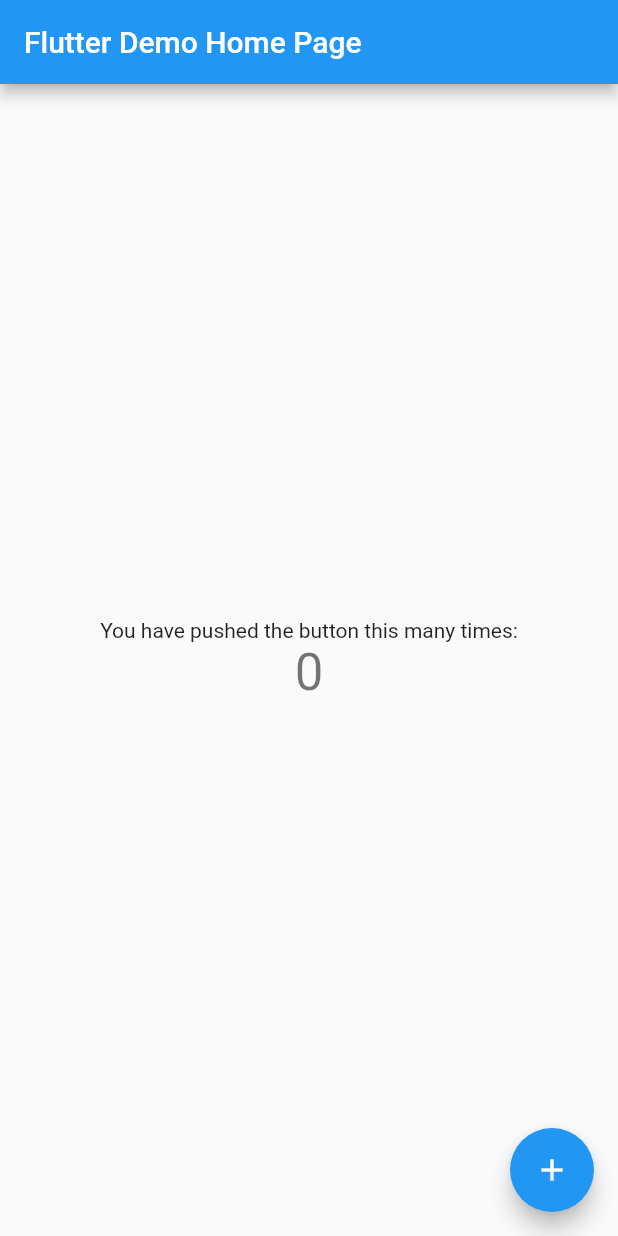
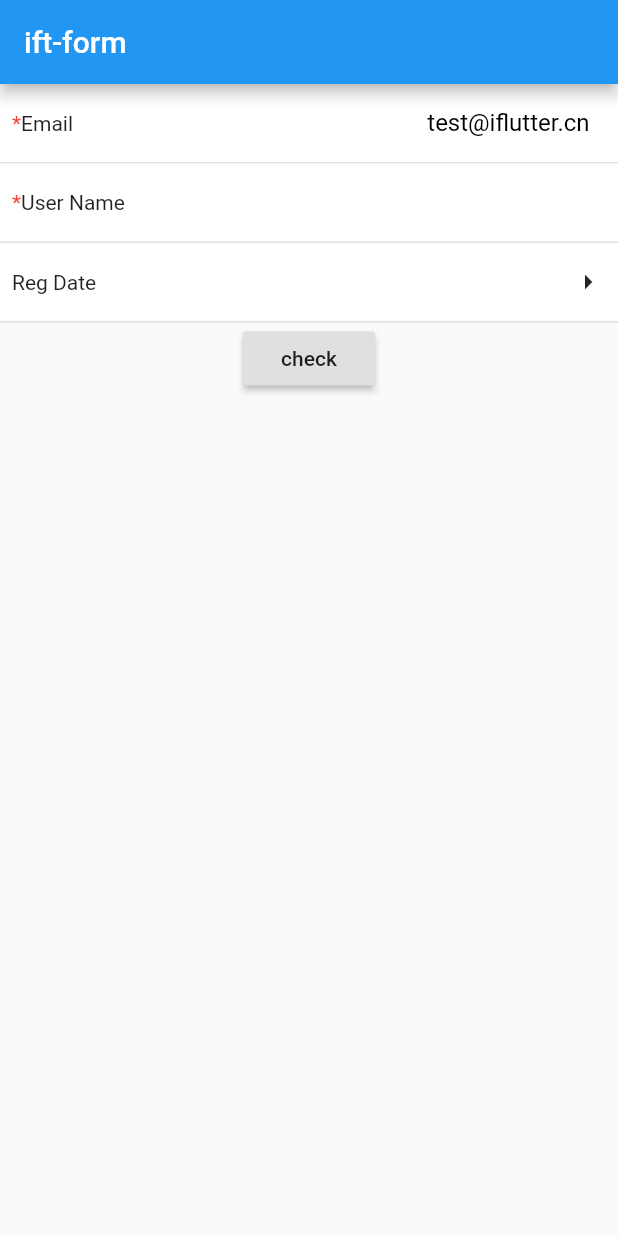
Before and after one commit to iflutter/ift_form, a Flutter app: the screen it shows after launch, on a phone screen of 412 x 824 dp. Run offline on Flutter 3.47's test engine with Material 2 defaults, Android fonts, the phone set to English and light mode, and no system bars; statements that could not run were skipped.

Commit message:
add ift-form example

```diff
--- /dev/null
+++ b/example/lib/form_default.dart
@@ -0,0 +1,125 @@
+import 'dart:collection';
+
+import 'package:flutter/material.dart';
+import 'package:ift_form/ift_form.dart';
+
+class VIds {
+  static const phone = '#phone';
+  static const number = '#number';
+  static const int = '#int';
+  static const email = '#email';
+}
+
+class FieldConstraint {
+  static const keyMappingValidators = {
+    VIds.phone: r"^1\d{10}$",
+    VIds.number: r"^\d*(\.\d{1,2})?$",
+    VIds.int: r"^\d*$",
+    VIds.email:
+        r"^[A-Za-z\d]+([-_.][A-Za-z\d]+)*@([A-Za-z\d]+[-.])+[A-Za-z\d]{2,4}$",
+  };
+}
+
+class DefaultForm extends IftForm {
+  DefaultForm(
+      {Key key,
+      FormFormat format,
+      List<Field> fields,
+      OnValueChanged onValueChanged,
+      String formExpression,
+      FormFieldDecorator fieldDecorator,
+      Map<String, Object> initData,
+      HashSet<String> readOnlyKeys,
+      Map<String, Object> optionsDataSource,
+      Map<String, SelectorHandler> selectorHandlerMap,
+      Map<String, PickerBuilder> pickerBuilderMap,
+      DataSourceFilter dataSourceFilter,
+      CustomFieldFactory customFieldFactory,
+      SelectorHandlerFilter selectorHandlerFilter})
+      : super(
+            key: key,
+            format: format == null ? FormBuilderConfig.format : format,
+            fields: fields,
+            onValueChanged: onValueChanged,
+            fieldDecorator: FormBuilderConfig.fieldsDecorator,
+            formExpression: formExpression,
+            initData: initData,
+            readOnlyKeys: readOnlyKeys,
+            validators: FieldConstraint.keyMappingValidators,
+            optionsDataSource: optionsDataSource,
+            selectorHandlerMap: selectorHandlerMap,
+            pickerBuilderMap: pickerBuilderMap,
+            dataSourceFilter: dataSourceFilter,
+            customFieldFactory: customFieldFactory,
+            selectorHandlerFilter: selectorHandlerFilter);
+}
+
+class FormBuilderConfig {
+  FormBuilderConfig._();
+
+  static final format = FormFormat(
+    tipsHintInput: '请输入${FormFormat.pl_label}',
+    tipsRequired: "${FormFormat.pl_label}为必填选项",
+  );
+  static final fieldsDecorator = FieldsDecorator();
+}
+
+class FieldsDecorator extends FormFieldDecorator {
+  static const String ic_add = 'id::+';
+  static const String ic_arrow_right = 'id::>';
+  static const String ic_required = 'id::*';
+  static Map<String, StringWidgetBuilder> _defaultFactory = {
+    ic_add: (BuildContext context, String strId) {
+      return Icon(Icons.add);
+    },
+    ic_arrow_right: (BuildContext context, String strId) {
+      return Icon(Icons.arrow_right);
+    },
+    ic_required: (BuildContext context, String strId) {
+      return Text(
+        '*',
+        style: TextStyle(color: Colors.red),
+      );
+    }
+  };
+
+  @override
+  Widget createWidgetByStringId(BuildContext context, String textId) {
+    var func = _defaultFactory[textId];
+    return func == null ? null : func(context, textId);
+  }
+
+  @override
+  Decorator decorateField(
+      BuildContext context, Field field, FieldRow fieldRow) {
+    if (fieldRow.isReadOnly != null && fieldRow.isReadOnly) {
+      return null;
+    }
+    Decorator result;
+    if (field.isRequired != null && field.isRequired) {
+      if (result == null) {
+        result = Decorator();
+      }
+      result.rootPrefix = Text(
+        '*',
+        style: TextStyle(color: Colors.red),
+      );
+    }
+    switch (field.runtimeType) {
+      case DateField:
+      case SelectorField:
+        if (result == null) {
+          result = Decorator();
+        }
+        result.rootSuffix = Icon(Icons.arrow_right);
+        break;
+      case OptionsField:
+        if (result == null) {
+          result = Decorator();
+        }
+        result.rootSuffix = Icon(Icons.arrow_drop_down);
+        break;
+    }
+    return result;
+  }
+}
--- a/example/lib/main.dart
+++ b/example/lib/main.dart
@@ -1,41 +1,26 @@
+import 'dart:convert';
+
 import 'package:flutter/material.dart';
+import 'package:ift_form/ift_form.dart';
+import 'form_default.dart';
 
 void main() => runApp(MyApp());
 
 class MyApp extends StatelessWidget {
-  // This widget is the root of your application.
   @override
   Widget build(BuildContext context) {
     return MaterialApp(
-      title: 'Flutter Demo',
+      title: 'ift-form',
       theme: ThemeData(
-        // This is the theme of your application.
-        //
-        // Try running your application with "flutter run". You'll see the
-        // application has a blue toolbar. Then, without quitting the app, try
-        // changing the primarySwatch below to Colors.green and then invoke
-        // "hot reload" (press "r" in the console where you ran "flutter run",
-        // or simply save your changes to "hot reload" in a Flutter IDE).
-        // Notice that the counter didn't reset back to zero; the application
-        // is not restarted.
         primarySwatch: Colors.blue,
       ),
-      home: MyHomePage(title: 'Flutter Demo Home Page'),
+      home: MyHomePage(title: 'ift-form'),
     );
   }
 }
 
 class MyHomePage extends StatefulWidget {
   MyHomePage({Key key, this.title}) : super(key: key);
-
-  // This widget is the home page of your application. It is stateful, meaning
-  // that it has a State object (defined below) that contains fields that affect
-  // how it looks.
-
-  // This class is the configuration for the state. It holds the values (in this
-  // case the title) provided by the parent (in this case the App widget) and
-  // used by the build method of the State. Fields in a Widget subclass are
-  // always marked "final".
 
   final String title;
 
@@ -44,68 +29,61 @@ class MyHomePage extends StatefulWidget {
 }
 
 class _MyHomePageState extends State<MyHomePage> {
-  int _counter = 0;
+  final formKey = GlobalKey<FormBuilderState>();
+  final ScrollController scrollController = ScrollController();
 
-  void _incrementCounter() {
-    setState(() {
-      // This call to setState tells the Flutter framework that something has
-      // changed in this State, which causes it to rerun the build method below
-      // so that the display can reflect the updated values. If we changed
-      // _counter without calling setState(), then the build method would not be
-      // called again, and so nothing would appear to happen.
-      _counter++;
-    });
+  @override
+  void dispose() {
+    scrollController.dispose();
+    super.dispose();
   }
+
+  String resultJson;
 
   @override
   Widget build(BuildContext context) {
-    // This method is rerun every time setState is called, for instance as done
-    // by the _incrementCounter method above.
-    //
-    // The Flutter framework has been optimized to make rerunning build methods
-    // fast, so that you can just rebuild anything that needs updating rather
-    // than having to individually change instances of widgets.
     return Scaffold(
         appBar: AppBar(
-        // Here we take the value from the MyHomePage object that was created by
-        // the App.build method, and use it to set our appbar title.
           title: Text(widget.title),
         ),
-      body: Center(
-        // Center is a layout widget. It takes a single child and positions it
-        // in the middle of the parent.
+        body: SingleChildScrollView(
+          controller: scrollController,
           child: Column(
-          // Column is also a layout widget. It takes a list of children and
-          // arranges them vertically. By default, it sizes itself to fit its
-          // children horizontally, and tries to be as tall as its parent.
-          //
-          // Invoke "debug painting" (press "p" in the console, choose the
-          // "Toggle Debug Paint" action from the Flutter Inspector in Android
-          // Studio, or the "Toggle Debug Paint" command in Visual Studio Code)
-          // to see the wireframe for each widget.
-          //
-          // Column has various properties to control how it sizes itself and
-          // how it positions its children. Here we use mainAxisAlignment to
-          // center the children vertically; the main axis here is the vertical
-          // axis because Columns are vertical (the cross axis would be
-          // horizontal).
-          mainAxisAlignment: MainAxisAlignment.center,
             children: <Widget>[
-            Text(
-              'You have pushed the button this many times:',
+              DefaultForm(
+                key: formKey,
+                formExpression: '''
+email        Email                email   > req,v-len(50)
+userName    'User Name'           string  > req,len(2,35)
+date        'Reg Date'    				date    >
+''',
+                onValueChanged: (Field field, dynamic value) {},
+                initData: {'email': 'test@iflutter.cn'},
               ),
-            Text(
-              '$_counter',
-              style: Theme.of(context).textTheme.display1,
+              Row(
+                mainAxisAlignment: MainAxisAlignment.spaceEvenly,
+                children: <Widget>[
+                  RaisedButton(
+                    child: Text('check'),
+                    onPressed: () {
+                      formKey.currentState.validate();
+                      final result = formKey.currentState.save();
+                      setState(() {
+                        resultJson = jsonEncode(result);
+                      });
+                    },
                   ),
                 ],
               ),
+              Visibility(
+                visible: resultJson != null,
+                child: Text(
+                  'result:$resultJson',
+                  style: TextStyle(color: Colors.green, fontSize: 21),
                 ),
-      floatingActionButton: FloatingActionButton(
-        onPressed: _incrementCounter,
-        tooltip: 'Increment',
-        child: Icon(Icons.add),
-      ), // This trailing comma makes auto-formatting nicer for build methods.
-    );
+              ),
+            ],
+          ),
+        ));
   }
 }
--- a/example/pubspec.yaml
+++ b/example/pubspec.yaml
@@ -23,6 +23,9 @@ dependencies:
   # The following adds the Cupertino Icons font to your application.
   # Use with the CupertinoIcons class for iOS style icons.
   cupertino_icons: ^0.1.2
+
+  ift_form:
+    path: ../../ift_form
 
 dev_dependencies:
   flutter_test:
```
Also changed, not shown: example/pubspec.lock. Lines whose indentation alone changed are shown as unchanged.
